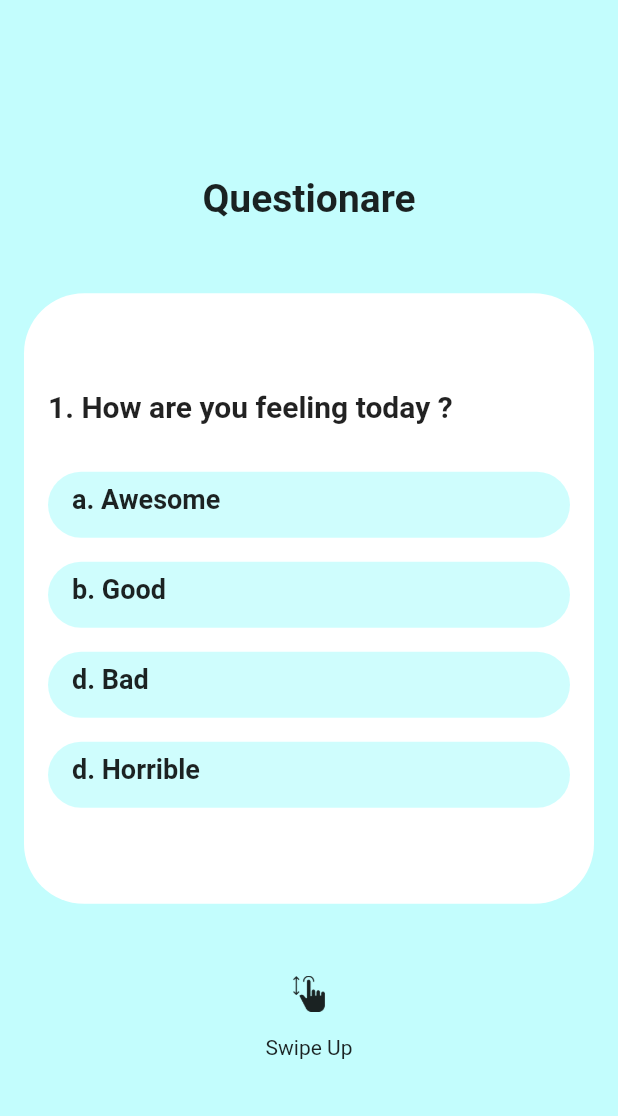
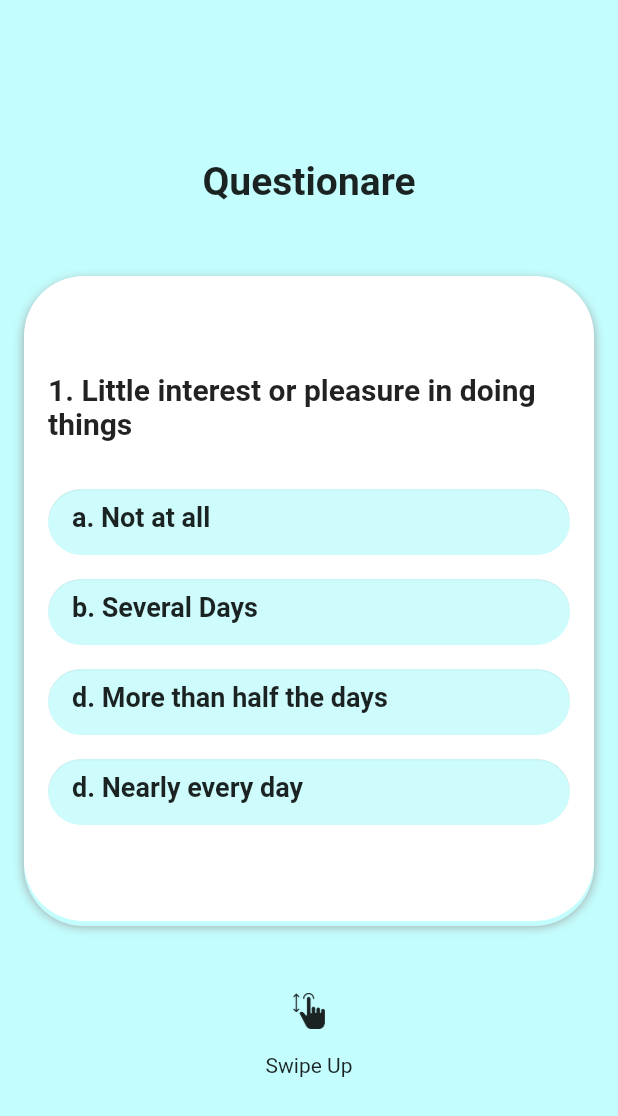
Before and after one commit to mtabishk/kiran-app-ws, a Flutter app: the QuestionarePage screen opened directly, on a phone screen of 412 x 824 dp. Shown: the top 1116 px of the screen. Run offline on Flutter 3.47's test engine with Material 2 defaults, Android fonts, the phone set to English and light mode, and no system bars; our stand-ins replace shared_preferences; accounts and stored records are empty.

Commit message:
updated questionare
Signed-off-by: Muhammad Tabish Khanday <mtabishkhanday@gmail.com>

```diff
--- a/kiran_user_app/lib/app/constants.dart
+++ b/kiran_user_app/lib/app/constants.dart
@@ -1,3 +1,15 @@
 import 'package:flutter/material.dart';
 
 const Color kPrimaryColor = Color(0xFF0ACDCF);
+
+const List<String> patientHealthQuestionare = [
+  "Little interest or pleasure in doing things",
+  "Feeling down, depressed, or hopeless",
+  "Trouble falling or staying asleep, or sleeping too much",
+  "Feeling tired or having a little energy",
+  "Poor apetite or overeating",
+  "Feeling bad about yourself or that you are a failure or have let yourself or your family down",
+  "Trouble concentrating on things, such as reading the newspaper, or watching television",
+  "Moving or speaking so slowly that other people could have noticied. Or the opposite - being so figety or restless that you have been moving around a lot more than usual",
+  "Thoughts that you will be better off dead, or of hurting yourself",
+];
--- a/kiran_user_app/lib/app/home/home_page.dart
+++ b/kiran_user_app/lib/app/home/home_page.dart
@@ -1,13 +1,24 @@
 import 'package:flutter/material.dart';
+import 'package:kiran_user_app/services/shared_preferences_service.dart';
+import 'package:provider/provider.dart';
+
+import '../../services/show_onboarding_provider.dart';
 
 class HomePage extends StatelessWidget {
   const HomePage({Key? key}) : super(key: key);
 
   @override
   Widget build(BuildContext context) {
+    final _showOnBoarding =
+        Provider.of<ShowOnboardingProvider>(context, listen: false);
     return Scaffold(
       appBar: AppBar(
         title: Text("Home Page"),
+        leading: IconButton(
+            icon: Icon(Icons.add),
+            onPressed: () {
+              _showOnBoarding.changeQuestionareCompletedValue();
+            }),
       ),
     );
   }
--- a/kiran_user_app/lib/app/onboarding/questionare_page.dart
+++ b/kiran_user_app/lib/app/onboarding/questionare_page.dart
@@ -1,4 +1,5 @@
 import 'package:flutter/material.dart';
+import 'package:kiran_user_app/app/constants.dart';
 import 'package:kiran_user_app/services/show_onboarding_provider.dart';
 import 'package:provider/provider.dart';
 
@@ -10,6 +11,8 @@ class QuestionarePage extends StatefulWidget {
 }
 
 class _QuestionarePageState extends State<QuestionarePage> {
+  final _pageController = PageController();
+  Map<String, int>? _questionareResult;
   @override
   Widget build(BuildContext context) {
     return Scaffold(
@@ -18,11 +21,12 @@ class _QuestionarePageState extends State<QuestionarePage> {
         trackVisibility: true,
         showTrackOnHover: true,
         child: PageView.builder(
+          controller: _pageController,
           scrollDirection: Axis.vertical,
           itemBuilder: (context, position) {
             return _buildQuestionareBody(position: position);
           },
-          itemCount: 6,
+          itemCount: patientHealthQuestionare.length,
         ),
       ),
     );
@@ -54,31 +58,43 @@ class _QuestionarePageState extends State<QuestionarePage> {
               decoration: BoxDecoration(
                   color: Colors.white,
                   borderRadius: BorderRadius.circular(40),
+                  boxShadow: [
+                    new BoxShadow(
+                      color: Colors.grey,
+                      blurRadius: 5.0,
+                      offset: Offset(0.0, 3.0),
+                      blurStyle: BlurStyle.outer,
                     ),
+                  ]),
               child: Padding(
                 padding: const EdgeInsets.fromLTRB(16.0, 64.0, 16.0, 64.0),
                 child: Column(
                     crossAxisAlignment: CrossAxisAlignment.start,
                     children: [
-                      Text("1. How are you feeling today ?",
+                      Text(
+                          "${position + 1}. ".toString() +
+                              patientHealthQuestionare[position],
                           style: TextStyle(
                             fontSize: 20.0,
                             fontWeight: FontWeight.w600,
                           )),
                       SizedBox(height: 32.0),
-                      _buildOption(text: "a. Awesome"),
+                      _buildOption(text: "a. Not at all", position: position),
                       SizedBox(height: 16.0),
-                      _buildOption(text: "b. Good"),
+                      _buildOption(text: "b. Several Days", position: position),
                       SizedBox(height: 16.0),
-                      _buildOption(text: "d. Bad"),
+                      _buildOption(
+                          text: "d. More than half the days",
+                          position: position),
                       SizedBox(height: 16.0),
-                      _buildOption(text: "d. Horrible"),
+                      _buildOption(
+                          text: "d. Nearly every day", position: position),
                     ]),
               ),
             ),
           ),
           SizedBox(height: 32.0),
-          if (position < 5)
+          if (position < 8)
             Row(
               mainAxisAlignment: MainAxisAlignment.center,
               children: [
@@ -91,7 +107,7 @@ class _QuestionarePageState extends State<QuestionarePage> {
                 ),
               ],
             ),
-          if (position == 5)
+          if (position == 8)
             Padding(
               padding: const EdgeInsets.fromLTRB(16.0, 0.0, 16.0, 0.0),
               child: SizedBox(
@@ -103,9 +119,11 @@ class _QuestionarePageState extends State<QuestionarePage> {
                     primary: Color(0xFF0ACDCF),
                   ),
                   onPressed: () {
-                    _showOnBoarding.changeQuestionareCompletedValue();
-                    int count = 0;
-                    Navigator.of(context).popUntil((_) => count++ >= 2);
+                    //TODO: save the patientHealthQuestionare model to firebase database
+                    print(_questionareResult);
+                    // _showOnBoarding.changeQuestionareCompletedValue();
+                    // int count = 0;
+                    // Navigator.of(context).popUntil((_) => count++ >= 2);
                   },
                   child: Icon(Icons.arrow_forward_ios),
                 ),
@@ -116,14 +134,32 @@ class _QuestionarePageState extends State<QuestionarePage> {
     );
   }
 
-  Widget _buildOption({required String text}) {
-    return Container(
+  Widget _buildOption({required String text, required int position}) {
+    return ClipRRect(
+      borderRadius: BorderRadius.circular(40),
+      child: Material(
+        child: InkWell(
+          onTap: () {
+            _pageController.nextPage(
+                duration: Duration(milliseconds: 600),
+                curve: Curves.easeInCubic);
+            _questionareResult?[text] = position;
+            print("tapped:" + position.toString());
+          },
+          child: Container(
             height: 44,
             width: double.infinity,
             decoration: BoxDecoration(
                 color: Color(0xFFC3FDFD).withOpacity(0.8),
                 borderRadius: BorderRadius.circular(40),
+                boxShadow: [
+                  new BoxShadow(
+                    color: Colors.grey,
+                    blurRadius: 2.0,
+                    offset: Offset(0.0, 1.0),
+                    blurStyle: BlurStyle.outer,
                   ),
+                ]),
             child: Padding(
               padding: const EdgeInsets.fromLTRB(16.0, 8.0, 16.0, 8.0),
               child: Text(text,
@@ -132,6 +168,9 @@ class _QuestionarePageState extends State<QuestionarePage> {
                     fontWeight: FontWeight.w600,
                   )),
             ),
+          ),
+        ),
+      ),
     );
   }
 }
--- a/kiran_user_app/lib/main.dart
+++ b/kiran_user_app/lib/main.dart
@@ -4,7 +4,6 @@ import 'package:kiran_user_app/app/landing_page.dart';
 import 'package:kiran_user_app/services/show_onboarding_provider.dart';
 import 'package:provider/provider.dart';
 import 'package:shared_preferences/shared_preferences.dart';
-
 import 'services/shared_preferences_service.dart';
 
 Future<void> main() async {
--- /dev/null
+++ b/kiran_user_app/lib/models/patient_health_questionare_model.dart
@@ -0,0 +1,4 @@
+class PatientHealthQuestionareModel {
+  PatientHealthQuestionareModel({required this.questionareResults});
+  final Map<String, int> questionareResults;
+}
```
Lines whose indentation alone changed are shown as unchanged.
